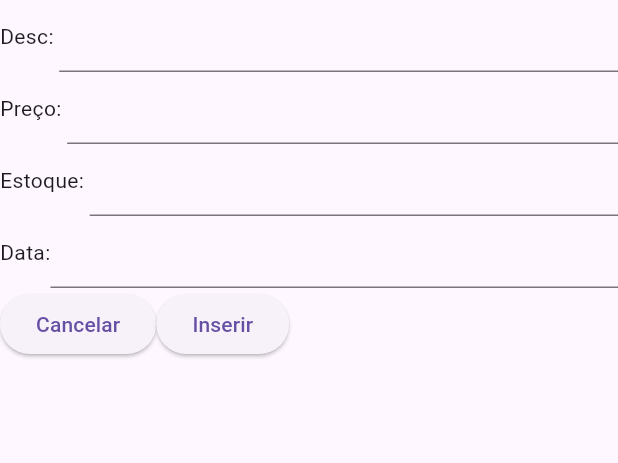
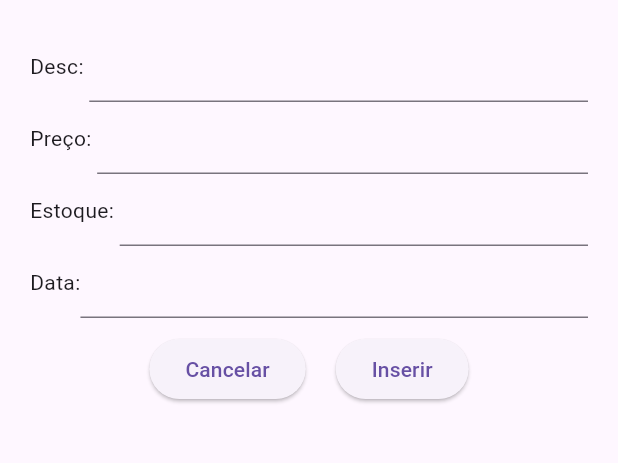
Before and after one commit to Rafaelraio/Produto-App, a Flutter app: the screen it shows after launch, after a tap on the "add" icon, on a phone screen of 412 x 824 dp, the part 84-547 px from its top. Run offline on Flutter 3.47's test engine with Material 3 defaults, Android fonts, the phone set to English and light mode, and no system bars; network calls fail.

Commit message:
Pequenas mudadanças

```diff
--- a/produto_app/lib/main.dart
+++ b/produto_app/lib/main.dart
@@ -67,7 +67,9 @@ class _MyHomePageState extends State<MyHomePage> {
               },
             ),
           ]),
-      body: Center(
+      body: Container(
+        padding: EdgeInsets.all(20),
+        child: Center(
           child: FutureBuilder<List<dynamic>>(
             future: _produtosFuture,
             builder: (context, snapshot) {
@@ -110,6 +112,7 @@ class _MyHomePageState extends State<MyHomePage> {
             },
           ),
         ),
+      ),
       floatingActionButton: FloatingActionButton(
         onPressed: () async {
           await Navigator.pushNamed(context, '/produto-novo').then((_) {
--- a/produto_app/lib/produto.dart
+++ b/produto_app/lib/produto.dart
@@ -65,7 +65,9 @@ class ProdutoNovo extends StatelessWidget {
         backgroundColor: Colors.white,
         title: Text("Novo Produto"),
       ),
-      body: Center(
+      body: Container(
+        padding: EdgeInsets.all(20),
+        child: Center(
           child: Column(
             children: [
               Row(
@@ -119,7 +121,11 @@ class ProdutoNovo extends StatelessWidget {
                   ))
                 ],
               ),
+              SizedBox(
+                height: 10,
+              ),
               Row(
+                mainAxisAlignment: MainAxisAlignment.center,
                 children: [
                   ElevatedButton(
                       onPressed: () {
@@ -130,6 +136,9 @@ class ProdutoNovo extends StatelessWidget {
                         Navigator.pop(context);
                       },
                       child: Text("Cancelar")),
+                  SizedBox(
+                    width: 20,
+                  ),
                   ElevatedButton(
                       onPressed: () async {
                         String desc = descController.text;
@@ -144,10 +153,11 @@ class ProdutoNovo extends StatelessWidget {
                             preco == "" ||
                             estoque == "" ||
                             data == "") {
-                        _mostrarErro(context, "Nenhum campo deve estar vazio");
+                          _mostrarErro(
+                              context, "Nenhum campo deve estar vazio");
                         } else if (precoNum == null || estoqueNum == null) {
-                        _mostrarErro(
-                            context, "Preço e estoque devem ser numeros, sendo que estoque deve ser um numero inteiro");
+                          _mostrarErro(context,
+                              "Preço e estoque devem ser numeros, sendo que estoque deve ser um numero inteiro");
                         } else {
                           bool x = await _mostrarConfirmar(context, "Inserir?");
                           if (x == true) {
@@ -172,6 +182,7 @@ class ProdutoNovo extends StatelessWidget {
             ],
           ),
         ),
+      ),
     );
   }
 }
```
Also changed, not shown: produto_app/lib/produto-detalhes.dart (+17 -6 lines). Lines whose indentation alone changed are shown as unchanged.
